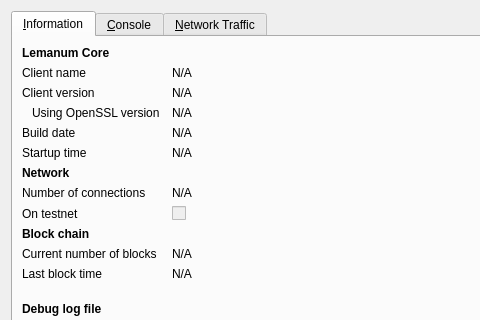
Gamerholic/GamerHolicCoin, file src/qt/forms/rpcconsole.ui: the form before one commit; both pictures show x 0 to 480 and y 0 to 320 of the 740 by 450 pixel window.
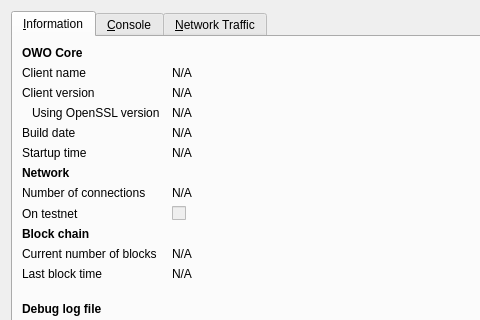
The form after the commit. Icons and pictures are not drawn. Custom widgets are drawn as their Qt base class.

Commit message: Changed name from Lemanum to OWO

What changed in the file:
```diff
--- a/src/qt/forms/rpcconsole.ui
+++ b/src/qt/forms/rpcconsole.ui
@@ -36,7 +36,7 @@
           </font>
          </property>
          <property name="text">
-          <string>Lemanum Core</string>
+          <string>OWO Core</string>
          </property>
         </widget>
        </item>
```
Left out of the diff: 6 changed lines with no effect on the pictures. The commit also changes 134 other files.
